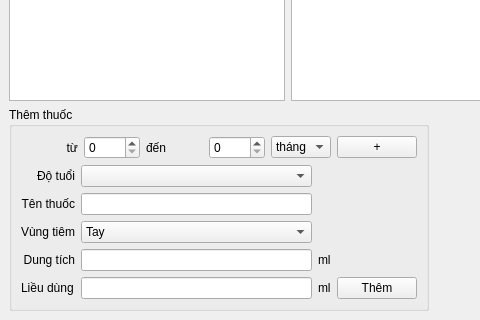
xdien/tcmr, file managebenhvathuoc.ui: the form before one commit; both pictures show x 0 to 480 and y 125 to 445 of the 857 by 445 pixel window.
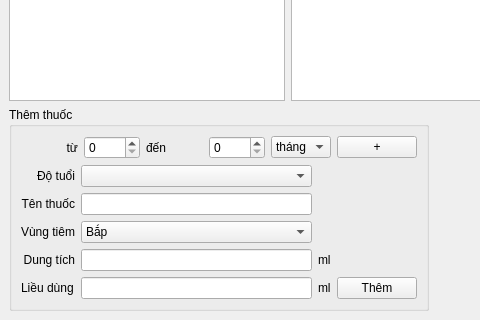
The form after the commit.

Commit message: sua loi managebenhvathuoc bap

The edit to the form file:
```diff
--- a/managebenhvathuoc.ui
+++ b/managebenhvathuoc.ui
@@ -186,12 +186,7 @@
             <widget class="QComboBox" name="comboBox_vungtiem">
              <item>
               <property name="text">
-               <string>Tay</string>
-              </property>
-             </item>
-             <item>
-              <property name="text">
-               <string>Mông</string>
+               <string>Bắp</string>
               </property>
              </item>
             </widget>
```
